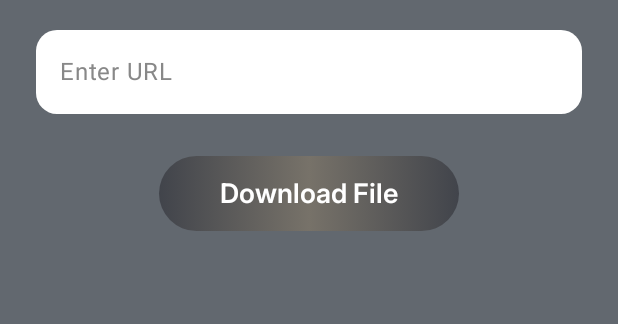
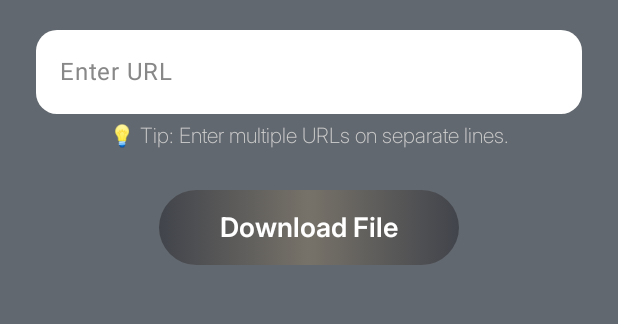
Before and after one commit to meaisha-github12/quick_Download, an Android app built with Jetpack Compose: the screen it shows after launch (MainActivity), on a phone screen of 412 x 824 dp, the part 514-838 px from its top. Run offline under Robolectric (Android 15) with nearby library versions, the phone set to English and light mode, and no system bars.

Commit message:
Downloading multiple files(modifications)

```diff
--- a/app/src/main/java/com/example/quickload/MainActivity.kt
+++ b/app/src/main/java/com/example/quickload/MainActivity.kt
@@ -119,6 +119,14 @@ fun DownloaderApp() {
                 .background(Color.White, shape = RoundedCornerShape(14.dp))
 
         )
+            Text(
+                text = "💡 Tip: Enter multiple URLs on separate lines.",
+                color = Color.LightGray,
+                fontSize = 14.sp,
+                fontFamily = FontFamily(Font(R.font.inter_extra_light)),
+                textAlign = TextAlign.Start,
+                modifier = Modifier.padding(top = 6.dp)
+            )
 
         // **Show error message if exists**
         errorMessage?.let {
```
